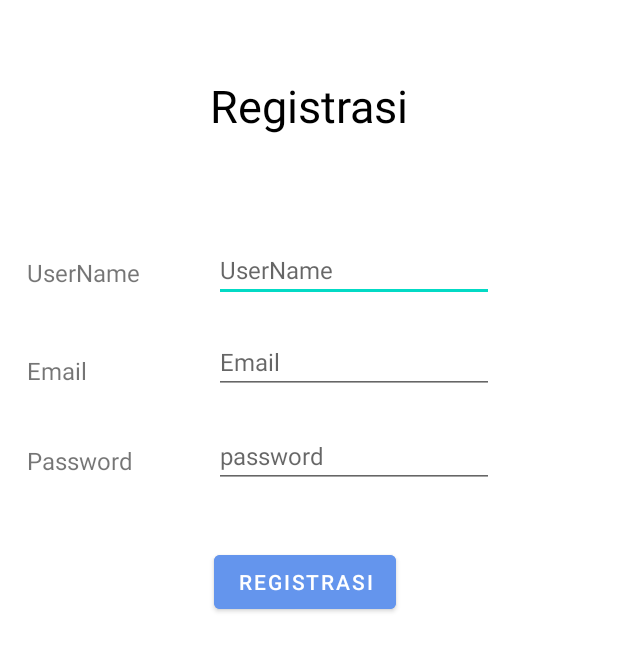
After one commit to fakhriazhari30/project-androidKampus, an Android app: the layout register.xml on its own in the app's theme, with its tools: preview values and no code run, on a phone screen of 412 x 824 dp. The commit adds this screen. Shown: the top 651 px of the screen. Run offline under Robolectric (Android 15) with nearby library versions, the phone set to English and light mode, and no system bars.

Commit message:
Register berhasil

```diff
--- /dev/null
+++ b/app/src/main/res/layout/register.xml
@@ -0,0 +1,85 @@
+<?xml version="1.0" encoding="utf-8"?>
+<AbsoluteLayout
+    xmlns:android="http://schemas.android.com/apk/res/android" android:layout_width="match_parent"
+    android:layout_height="match_parent">
+
+    <TextView
+        android:id="@+id/textView"
+        android:layout_width="wrap_content"
+        android:layout_height="wrap_content"
+        android:layout_x="140dp"
+        android:layout_y="50dp"
+        android:text="Registrasi"
+        android:textColor="@color/black"
+        android:textSize="30sp" />
+
+    <TextView
+        android:id="@+id/textView2"
+        android:layout_width="wrap_content"
+        android:layout_height="wrap_content"
+        android:layout_x="18dp"
+        android:layout_y="171dp"
+        android:text="UserName"
+        android:textSize="16sp" />
+
+    <EditText
+        android:id="@+id/username"
+        android:layout_width="wrap_content"
+        android:layout_height="wrap_content"
+        android:layout_x="143dp"
+        android:layout_y="159dp"
+        android:ems="10"
+        android:hint="UserName"
+        android:inputType="textPersonName"
+        android:textSize="16sp" />
+
+    <EditText
+        android:id="@+id/password"
+        android:layout_width="wrap_content"
+        android:layout_height="wrap_content"
+        android:layout_x="143dp"
+        android:layout_y="283dp"
+        android:ems="10"
+        android:hint="password"
+        android:inputType="textVisiblePassword"
+        android:textSize="16sp" />
+
+    <TextView
+        android:id="@+id/textView4"
+        android:layout_width="wrap_content"
+        android:layout_height="wrap_content"
+        android:layout_x="18dp"
+        android:layout_y="296dp"
+        android:text="Password"
+        android:textSize="16sp" />
+
+    <TextView
+        android:id="@+id/textView3"
+        android:layout_width="wrap_content"
+        android:layout_height="wrap_content"
+        android:layout_x="18dp"
+        android:layout_y="236dp"
+        android:text="Email"
+        android:textSize="16sp" />
+
+    <EditText
+        android:id="@+id/email"
+        android:layout_width="wrap_content"
+        android:layout_height="wrap_content"
+        android:layout_x="143dp"
+        android:layout_y="220dp"
+        android:textSize="16sp"
+        android:hint="Email"
+        android:ems="10"
+        android:inputType="textEmailAddress" />
+
+    <Button
+        android:id="@+id/button"
+        android:layout_width="wrap_content"
+        android:layout_height="wrap_content"
+        android:layout_x="143dp"
+        android:layout_y="364dp"
+        android:backgroundTint="@color/conflowerblue"
+        android:text="Registrasi" />
+
+</AbsoluteLayout>
--- a/app/src/main/res/values/colors.xml
+++ b/app/src/main/res/values/colors.xml
@@ -7,4 +7,5 @@
     <color name="teal_700">#FF018786</color>
     <color name="black">#FF000000</color>
     <color name="white">#FFFFFFFF</color>
+    <color name="conflowerblue">#6495ED</color>
 </resources>
```
